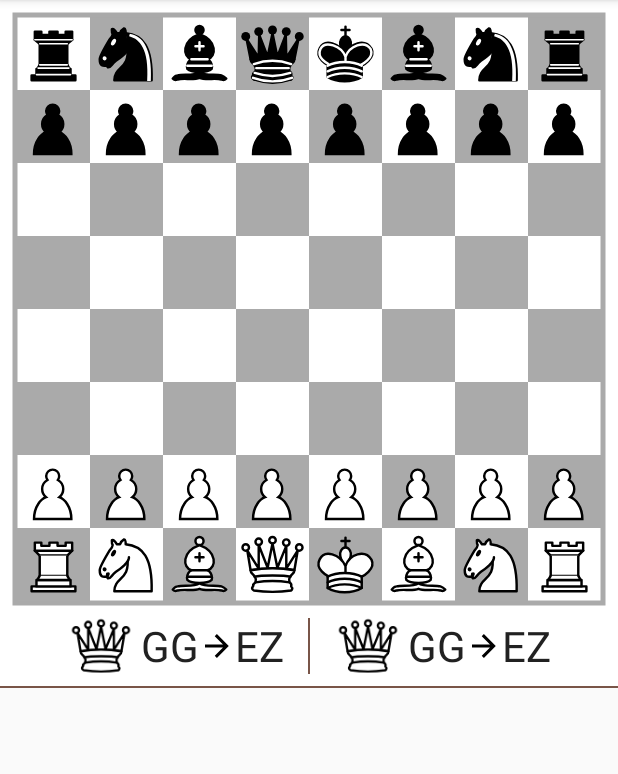
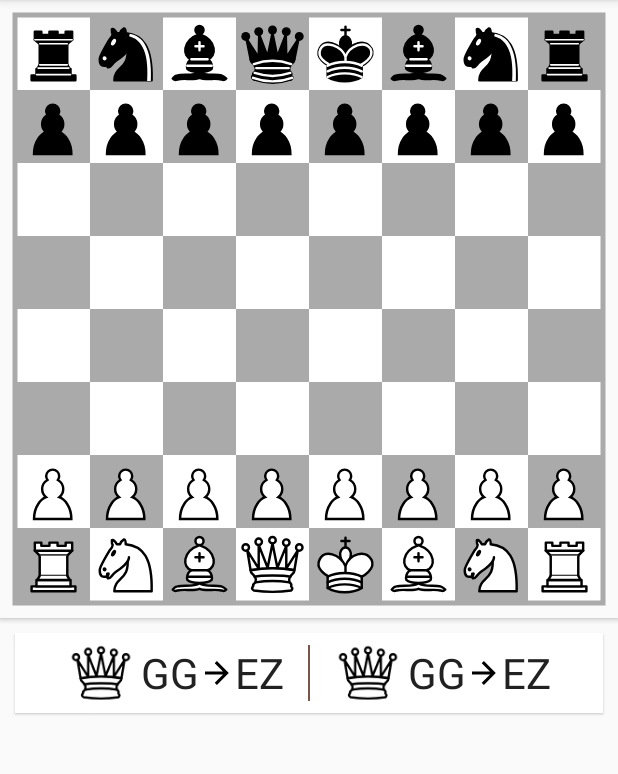
Before and after one commit to android-gamecollection/gamecollection, an Android app: the Chess screen opened directly, with no data from a screen before it, after a tap on "Hinzufügen", on a phone screen of 412 x 824 dp, the part 84-858 px from its top. Run offline under Robolectric (Android 15) with nearby library versions, the phone set to English and light mode, and no system bars; 1 statement that could not run was skipped.

Commit message:
Make chess gui more M A T E R I A L D E S I G N

```diff
--- a/app/src/main/java/todo/spielesammlungprototyp/view/activity/Chess.java
+++ b/app/src/main/java/todo/spielesammlungprototyp/view/activity/Chess.java
@@ -7,12 +7,10 @@ import android.annotation.SuppressLint;
 import android.app.AlertDialog;
 import android.graphics.Color;
 import android.graphics.Point;
-import android.graphics.drawable.Drawable;
 import android.os.Bundle;
 import android.support.design.widget.CoordinatorLayout;
 import android.support.design.widget.Snackbar;
 import android.support.v4.content.ContextCompat;
-import android.support.v7.widget.DividerItemDecoration;
 import android.support.v7.widget.LinearLayoutManager;
 import android.support.v7.widget.RecyclerView;
 import android.support.v7.widget.helper.ItemTouchHelper;
@@ -70,7 +68,7 @@ public class Chess extends GameActivity {
 
         board = new ChessWrapper();
         board.setStartPosition();
-        chessboardView = (CheckeredGameboardView) findViewById(R.id.gridview_chess);
+        chessboardView = (CheckeredGameboardView) findViewById(R.id.boardgameview_chess);
         gridSize = chessboardView.getGridSize();
         figuren = new ImageView[gridSize][gridSize];
         setFieldFromFEN(board.getBoard());
@@ -103,10 +101,6 @@ public class Chess extends GameActivity {
         recyclerHistory.setLayoutManager(recyclerManager);
         recyclerAdapter = new ChessHistoryAdapter();
         recyclerHistory.setAdapter(recyclerAdapter);
-        DividerItemDecoration recyclerDecoration = new DividerItemDecoration(recyclerHistory.getContext(), recyclerManager.getOrientation());
-        Drawable drawable = ContextCompat.getDrawable(getApplicationContext(), R.drawable.shape_recyclerview_divider);
-        recyclerDecoration.setDrawable(drawable);
-        recyclerHistory.addItemDecoration(recyclerDecoration);
         ItemTouchHelper itemTouchHelper = new ItemTouchHelper(new ChessHistoryCallback());
         itemTouchHelper.attachToRecyclerView(recyclerHistory);
     }
--- a/app/src/main/java/todo/spielesammlungprototyp/view/view/CheckeredGameboardView.java
+++ b/app/src/main/java/todo/spielesammlungprototyp/view/view/CheckeredGameboardView.java
@@ -190,8 +190,17 @@ public class CheckeredGameboardView extends View {
 
     public Point getRectangleCoordinates(Tuple<Integer, Integer> tuple) {
         Rect rect = boardSquares[tuple.first][tuple.last];
-        int x = this.getLeft() + rect.left;
-        int y = this.getTop() + rect.top;
+        View rootLayout = getRootView().findViewById(android.R.id.content);
+
+        int[] viewLocation = new int[2];
+        int[] rootLocation = new int[2];
+        getLocationInWindow(viewLocation);
+        rootLayout.getLocationInWindow(rootLocation);
+
+        int relativeLeft = viewLocation[0] - rootLocation[0];
+        int relativeTop = viewLocation[1] - rootLocation[1];
+        int x = relativeLeft + rect.left;
+        int y = relativeTop + rect.top;
         return new Point(x, y);
     }
 
--- a/app/src/main/res/layout/activity_chess.xml
+++ b/app/src/main/res/layout/activity_chess.xml
@@ -8,17 +8,23 @@
     <LinearLayout
         android:layout_width="match_parent"
         android:layout_height="match_parent"
+        android:background="@color/backgroundDarker"
+        android:gravity="center_horizontal"
         android:orientation="vertical">
 
         <include layout="@layout/fragment_app_bar" />
 
-        <todo.spielesammlungprototyp.view.view.CheckeredGameboardView
-            android:id="@+id/gridview_chess"
+        <FrameLayout
             android:layout_width="match_parent"
             android:layout_height="wrap_content"
-            android:layout_marginEnd="8dp"
-            android:layout_marginStart="8dp"
-            android:layout_marginTop="8dp"
+            android:background="@color/backgroundDarker"
+            android:elevation="2dp">
+
+            <todo.spielesammlungprototyp.view.view.CheckeredGameboardView
+                android:id="@+id/boardgameview_chess"
+                android:layout_width="match_parent"
+                android:layout_height="wrap_content"
+                android:layout_margin="8dp"
                 app:borderSize="normal"
                 app:colorBorder="@color/chessSquareDark"
                 app:colorDark="@color/chessSquareDark"
@@ -28,11 +34,14 @@
                 app:gridSize="8"
                 app:highlightStrokeStyle="regular" />
 
+        </FrameLayout>
+
         <android.support.v7.widget.RecyclerView
             android:id="@+id/recyclerview_history"
             android:layout_width="match_parent"
             android:layout_height="match_parent"
-            android:background="@color/backgroundDarker" />
+            android:clipToPadding="false"
+            android:padding="10dp" />
 
     </LinearLayout>
 
--- a/app/src/main/res/layout/fragment_game_chess_move.xml
+++ b/app/src/main/res/layout/fragment_game_chess_move.xml
@@ -1,21 +1,22 @@
 <?xml version="1.0" encoding="utf-8"?>
-<RelativeLayout xmlns:android="http://schemas.android.com/apk/res/android"
-    xmlns:tools="http://schemas.android.com/tools"
+<android.support.v7.widget.CardView xmlns:android="http://schemas.android.com/apk/res/android"
+    xmlns:app="http://schemas.android.com/apk/res-auto"
     android:layout_width="match_parent"
     android:layout_height="wrap_content"
-    android:background="@color/background"
-    android:padding="4dp">
+    android:layout_marginBottom="1dp"
+    app:cardCornerRadius="0dp"
+    app:cardElevation="1dp">
 
     <LinearLayout
-        android:layout_width="wrap_content"
+        android:layout_width="match_parent"
         android:layout_height="wrap_content"
         android:layout_centerHorizontal="true"
-        android:layout_marginStart="20dp"
         android:divider="@drawable/shape_linear_layout_divider"
         android:dividerPadding="4dp"
+        android:gravity="center_horizontal"
         android:orientation="horizontal"
-        android:showDividers="middle"
-        tools:ignore="UselessParent">
+        android:padding="4dp"
+        android:showDividers="middle">
 
         <include layout="@layout/fragment_game_chess_halfmove" />
 
@@ -23,4 +24,4 @@
 
     </LinearLayout>
 
-</RelativeLayout>
+</android.support.v7.widget.CardView>
```
Lines whose indentation alone changed are shown as unchanged.
